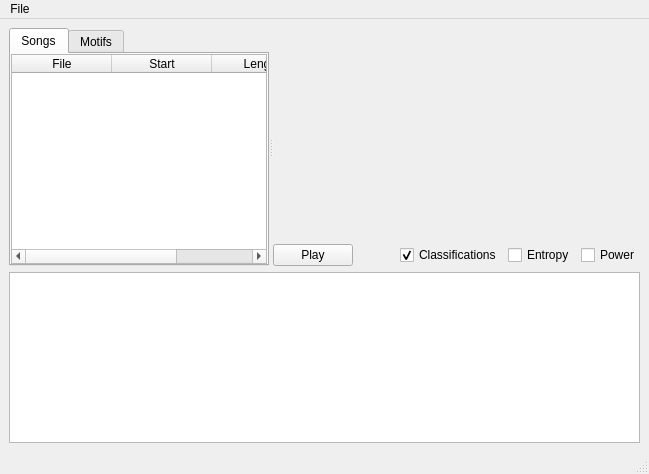
This is audioanalysis/main.ui in Ticopress/audioanalysis as Qt 5 draws it before an edit. The edited form follows.
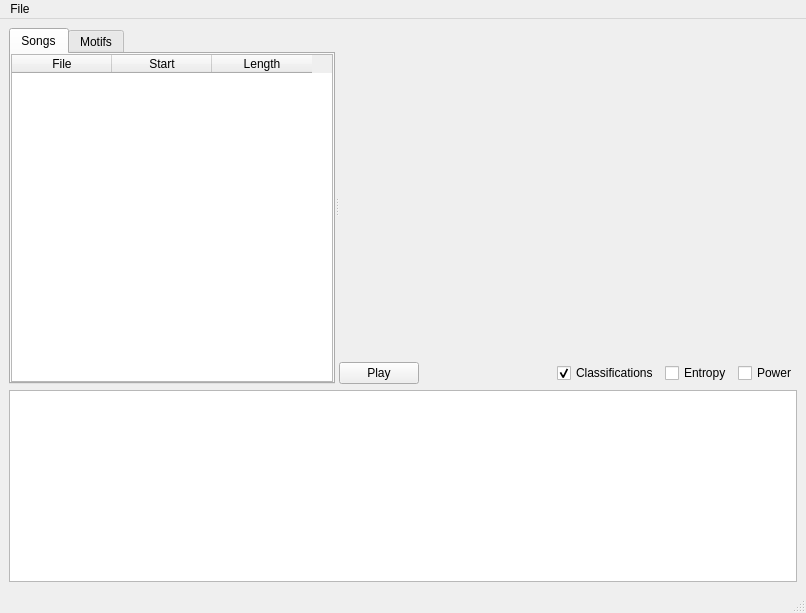
This is the edited form. Icons and pictures are not drawn.

```diff
--- a/audioanalysis/main.ui
+++ b/audioanalysis/main.ui
@@ -6,8 +6,8 @@
    <rect>
     <x>0</x>
     <y>0</y>
-    <width>649</width>
-    <height>474</height>
+    <width>806</width>
+    <height>613</height>
    </rect>
   </property>
   <property name="sizePolicy">
@@ -332,7 +332,7 @@
     <rect>
      <x>0</x>
      <y>0</y>
-     <width>649</width>
+     <width>806</width>
      <height>22</height>
     </rect>
    </property>
```
